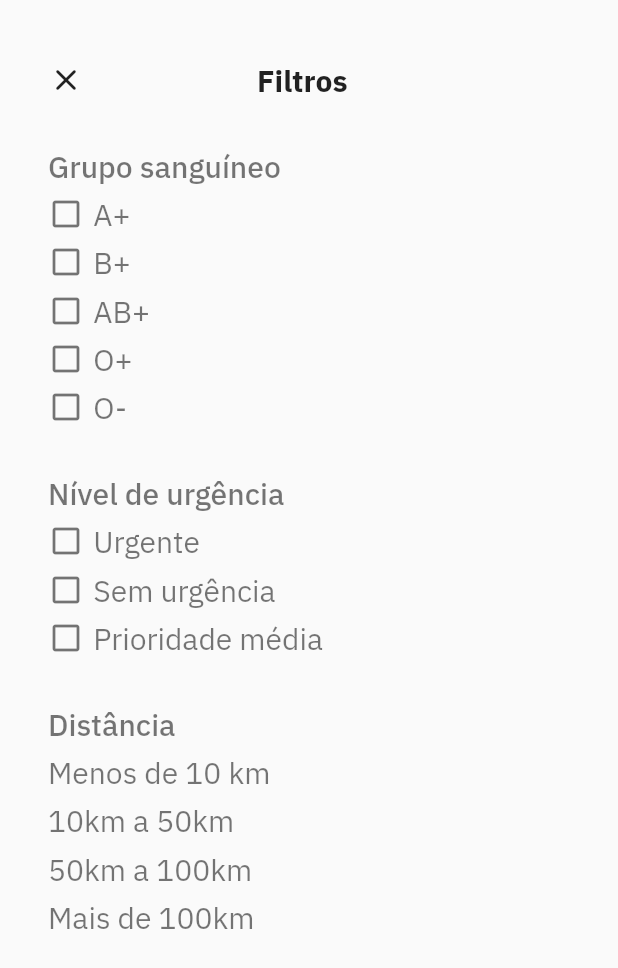
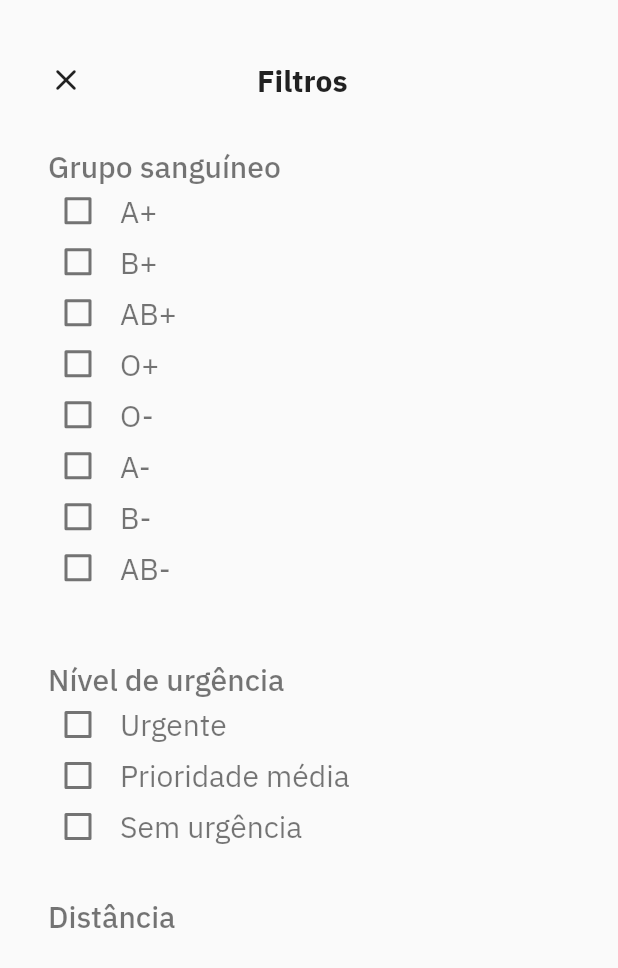
Before and after one commit to rannaraabe/blood, a Flutter app: the FiltrosPage widget shown alone on an empty page, opened directly, on a phone screen of 412 x 824 dp. Shown: the top 968 px of the screen. Run offline on Flutter 3.47's test engine with Material 2 defaults, Android fonts, the phone set to English and light mode, and no system bars; our stand-ins replace firebase_auth, firebase_core, flutter_map, flutter_mobx, flutter_modular, geolocator and 7 more; missing offline and left inert: dart:ffi; accounts and stored records are empty; generated files the repository leaves out were written again; network calls fail.

Commit message:
fix: filtros checkboxes working

```diff
--- a/blood-app/lib/app/modules/feed/filtros/filtros_module.dart
+++ b/blood-app/lib/app/modules/feed/filtros/filtros_module.dart
@@ -1,10 +1,13 @@
 import 'package:flutter_modular/flutter_modular.dart';
 
+import 'filtros_controller.dart';
 import 'filtros_page.dart';
 
 class FiltrosModule extends Module {
   @override
-  final List<Bind> binds = [];
+  final List<Bind> binds = [
+    Bind((i) => FiltrosController()),
+  ];
 
   @override
   final List<ModularRoute> routes = [
--- a/blood-app/lib/app/modules/feed/filtros/filtros_page.dart
+++ b/blood-app/lib/app/modules/feed/filtros/filtros_page.dart
@@ -3,13 +3,37 @@ import 'package:flutter/material.dart';
 import 'package:flutter_modular/flutter_modular.dart';
 import '../../../theme/app_theme.dart';
 
-class FiltrosPage extends StatelessWidget {
+class FiltrosPage extends StatefulWidget {
   const FiltrosPage({Key? key}) : super(key: key);
+
+  @override
+  State<FiltrosPage> createState() => _FiltrosPageState();
+}
+
+class _FiltrosPageState extends State<FiltrosPage> {
+  bool aPlusChecked = false;
+  Map<String, bool> checklistBloodValues = {
+    'A+': false,
+    'B+': false,
+    'AB+': false,
+    'O+': false,
+    'O-': false,
+    'A-': false,
+    'B-': false,
+    'AB-': false,
+  };
+
+  Map<String, bool> checklistUrgencyValues = {
+    'Urgente': false,
+    'Prioridade média': false,
+    'Sem urgência': false,
+  };
 
   @override
   Widget build(BuildContext context) {
     final height = MediaQuery.of(context).size.height;
     final width = MediaQuery.of(context).size.width;
+
     return Padding(
       padding: EdgeInsets.only(top: height * 0.01),
       child: SizedBox(
@@ -50,103 +74,33 @@ class FiltrosPage extends StatelessWidget {
                     ),
                   ],
                 ),
-                Padding(
-                  padding: EdgeInsets.only(top: width * 0.015),
-                  child: Row(
-                    mainAxisAlignment: MainAxisAlignment.start,
-                    children: [
-                      Icon(
-                        Icons.check_box_outline_blank,
-                        color: Colors.black54,
-                      ),
-                      Padding(
-                        padding: EdgeInsets.only(left: width * 0.015),
-                        child: Text(
-                          'A+',
+                SizedBox(
+                  width: width,
+                  height: height * 0.38,
+                  child: ListView(
+                    children: checklistBloodValues.keys.map((String key) {
+                      return CheckboxListTile(
+                        visualDensity: VisualDensity(horizontal: -4, vertical: -4),
+                        dense:true,
+                        contentPadding: EdgeInsets.only(left: 0.0, right: 0.0),
+                        title: Text(
+                          key,
                           style: AppTheme.regular_gray,
                         ),
-                      )
-                    ],
-                  ),
-                ),
-                Padding(
-                  padding: EdgeInsets.only(top: width * 0.015),
-                  child: Row(
-                    mainAxisAlignment: MainAxisAlignment.start,
-                    children: [
-                      Icon(
-                        Icons.check_box_outline_blank,
-                        color: Colors.black54,
-                      ),
-                      Padding(
-                        padding: EdgeInsets.only(left: width * 0.015),
-                        child: Text(
-                          'B+',
-                          style: AppTheme.regular_gray,
-                        ),
-                      )
-                    ],
-                  ),
-                ),
-                Padding(
-                  padding: EdgeInsets.only(top: width * 0.015),
-                  child: Row(
-                    mainAxisAlignment: MainAxisAlignment.start,
-                    children: [
-                      Icon(
-                        Icons.check_box_outline_blank,
-                        color: Colors.black54,
-                      ),
-                      Padding(
-                        padding: EdgeInsets.only(left: width * 0.015),
-                        child: Text(
-                          'AB+',
-                          style: AppTheme.regular_gray,
-                        ),
-                      )
-                    ],
-                  ),
-                ),
-                Padding(
-                  padding: EdgeInsets.only(top: width * 0.015),
-                  child: Row(
-                    mainAxisAlignment: MainAxisAlignment.start,
-                    children: [
-                      Icon(
-                        Icons.check_box_outline_blank,
-                        color: Colors.black54,
-                      ),
-                      Padding(
-                        padding: EdgeInsets.only(left: width * 0.015),
-                        child: Text(
-                          'O+',
-                          style: AppTheme.regular_gray,
-                        ),
-                      )
-                    ],
-                  ),
-                ),
-                Padding(
-                  padding: EdgeInsets.only(top: width * 0.015),
-                  child: Row(
-                    mainAxisAlignment: MainAxisAlignment.start,
-                    children: [
-                      Icon(
-                        Icons.check_box_outline_blank,
-                        color: Colors.black54,
-                      ),
-                      Padding(
-                        padding: EdgeInsets.only(left: width * 0.015),
-                        child: Text(
-                          'O-',
-                          style: AppTheme.regular_gray,
-                        ),
-                      )
-                    ],
+                        activeColor: AppTheme.red,
+                        controlAffinity: ListTileControlAffinity.leading,
+                        value: checklistBloodValues[key],
+                        onChanged: (bool ?value) {
+                          setState(() {
+                            checklistBloodValues[key] = value!;
+                          });
+                        },
+                      );
+                    }).toList(),
                   ),
                 ),
                 SizedBox(
-                  height: height * 0.038,
+                  height: height * 0.004,
                 ),
                 Row(
                   mainAxisAlignment: MainAxisAlignment.start,
@@ -157,65 +111,33 @@ class FiltrosPage extends StatelessWidget {
                     ),
                   ],
                 ),
-                Padding(
-                  padding: EdgeInsets.only(top: width * 0.015),
-                  child: Row(
-                    mainAxisAlignment: MainAxisAlignment.start,
-                    children: [
-                      Icon(
-                        Icons.check_box_outline_blank,
-                        color: Colors.black54,
-                      ),
-                      Padding(
-                        padding: EdgeInsets.only(left: width * 0.015),
-                        child: Text(
-                          'Urgente',
+                SizedBox(
+                  width: width,
+                  height: height * 0.14,
+                  child: ListView(
+                    children: checklistUrgencyValues.keys.map((String key) {
+                      return CheckboxListTile(
+                        visualDensity: VisualDensity(horizontal: -4, vertical: -4),
+                        dense:true,
+                        contentPadding: EdgeInsets.only(left: 0.0, right: 0.0),
+                        title: Text(
+                          key,
                           style: AppTheme.regular_gray,
                         ),
-                      )
-                    ],
-                  ),
-                ),
-                Padding(
-                  padding: EdgeInsets.only(top: width * 0.015),
-                  child: Row(
-                    mainAxisAlignment: MainAxisAlignment.start,
-                    children: [
-                      Icon(
-                        Icons.check_box_outline_blank,
-                        color: Colors.black54,
-                      ),
-                      Padding(
-                        padding: EdgeInsets.only(left: width * 0.015),
-                        child: Text(
-                          'Sem urgência',
-                          style: AppTheme.regular_gray,
-                        ),
-                      )
-                    ],
-                  ),
-                ),
-                Padding(
-                  padding: EdgeInsets.only(top: width * 0.015),
-                  child: Row(
-                    mainAxisAlignment: MainAxisAlignment.start,
-                    children: [
-                      Icon(
-                        Icons.check_box_outline_blank,
-                        color: Colors.black54,
-                      ),
-                      Padding(
-                        padding: EdgeInsets.only(left: width * 0.015),
-                        child: Text(
-                          'Prioridade média',
-                          style: AppTheme.regular_gray,
-                        ),
-                      )
-                    ],
+                        activeColor: AppTheme.red,
+                        controlAffinity: ListTileControlAffinity.leading,
+                        value: checklistUrgencyValues[key],
+                        onChanged: (bool ?value) {
+                          setState(() {
+                            checklistUrgencyValues[key] = value!;
+                          });
+                        },
+                      );
+                    }).toList(),
                   ),
                 ),
                 SizedBox(
-                  height: height * 0.038,
+                  height: height * 0.02,
                 ),
                 Row(
                   mainAxisAlignment: MainAxisAlignment.start,
@@ -300,8 +222,7 @@ class FiltrosPage extends StatelessWidget {
                           ],
                         ),
                       ),
-                  )
-                ),
+                    )),
               ],
             ),
           ),
```
Lines whose indentation alone changed are shown as unchanged.
